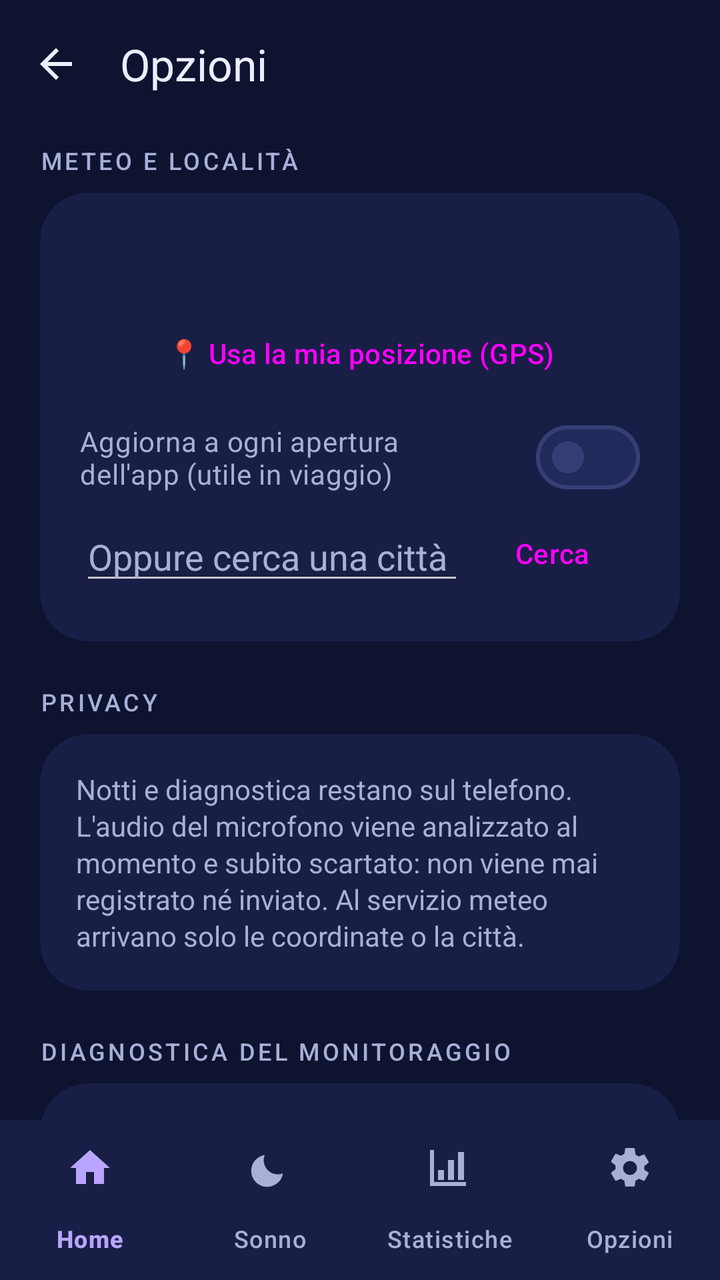
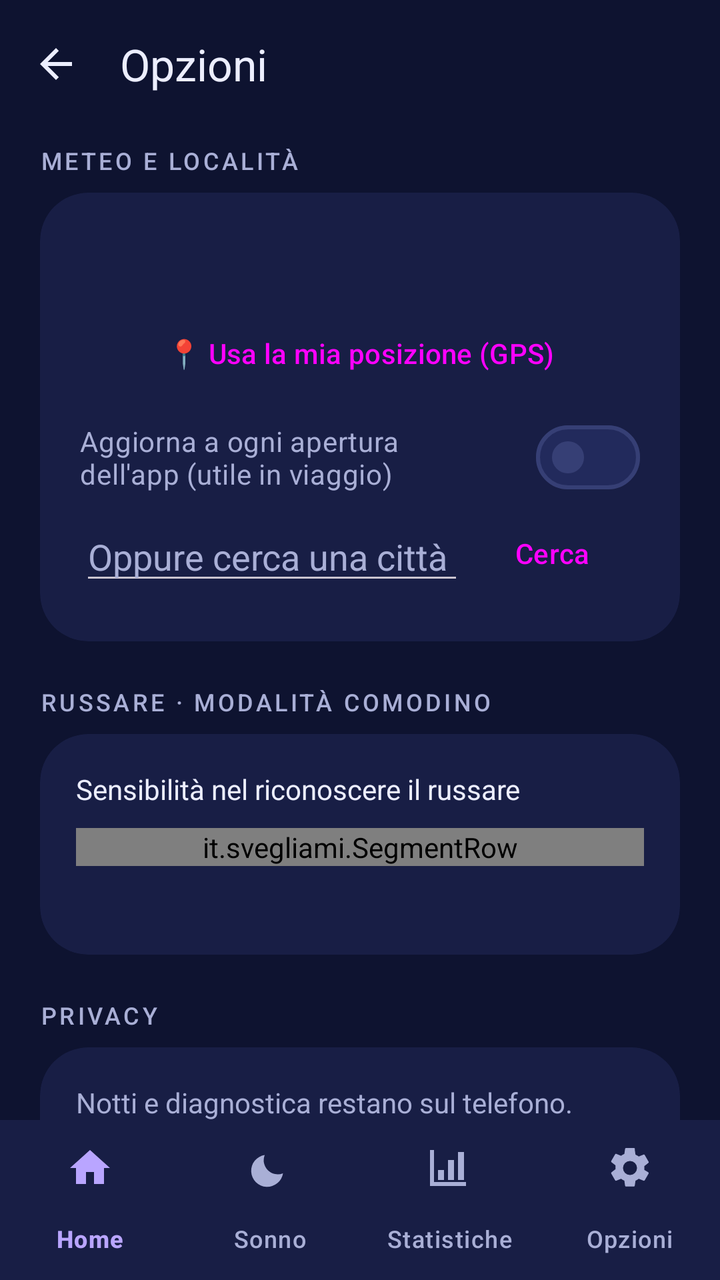

Screens rendered from an Android XML layout before and after an edit, with the pre-edit source and the edit as a unified diff.
<!-- AndroidManifest.xml: application theme Theme.Svegliami -->
<!-- res/layout/activity_settings.xml -->
<?xml version="1.0" encoding="utf-8"?>
<LinearLayout xmlns:android="http://schemas.android.com/apk/res/android"
    xmlns:app="http://schemas.android.com/apk/res-auto"
    android:layout_width="match_parent"
    android:layout_height="match_parent"
    android:background="@color/night_bg"
    android:orientation="vertical">

    <com.google.android.material.appbar.MaterialToolbar
        android:id="@+id/toolbar"
        android:layout_width="match_parent"
        android:layout_height="?attr/actionBarSize"
        app:navigationIcon="@drawable/ic_arrow_back"
        app:title="Opzioni"
        app:titleTextColor="@color/on_surface" />

    <androidx.core.widget.NestedScrollView
        android:layout_width="match_parent"
        android:layout_height="0dp"
        android:layout_weight="1"
        android:clipToPadding="false"
        android:paddingBottom="16dp">

        <LinearLayout
            android:layout_width="match_parent"
            android:layout_height="wrap_content"
            android:orientation="vertical"
            android:paddingStart="20dp"
            android:paddingTop="8dp"
            android:paddingEnd="20dp">

            <TextView style="@style/Svegliami.Overline" android:layout_width="wrap_content" android:layout_height="wrap_content" android:text="METEO E LOCALITÀ" />
            <com.google.android.material.card.MaterialCardView
                android:layout_width="match_parent"
                android:layout_height="wrap_content"
                android:layout_marginTop="8dp"
                app:cardCornerRadius="24dp">

                <LinearLayout
                    android:layout_width="match_parent"
                    android:layout_height="wrap_content"
                    android:orientation="vertical"
                    android:padding="20dp">

                    <TextView
                        android:id="@+id/tvPlace"
                        android:layout_width="wrap_content"
                        android:layout_height="wrap_content"
                        android:textColor="@color/on_surface"
                        android:textSize="18sp" />

                    <Button
                        android:id="@+id/btnGps"
                        style="@style/Widget.Material3.Button.TonalButton"
                        android:layout_width="match_parent"
                        android:layout_height="wrap_content"
                        android:layout_marginTop="12dp"
                        android:text="📍 Usa la mia posizione (GPS)" />

                    <com.google.android.material.materialswitch.MaterialSwitch
                        android:id="@+id/swAutoLoc"
                        android:layout_width="match_parent"
                        android:layout_height="wrap_content"
                        android:layout_marginTop="4dp"
                        android:text="Aggiorna a ogni apertura dell'app (utile in viaggio)"
                        android:textColor="@color/on_surface_variant" />

                    <LinearLayout
                        android:layout_width="match_parent"
                        android:layout_height="wrap_content"
                        android:gravity="center_vertical"
                        android:orientation="horizontal">

                        <EditText
                            android:id="@+id/etCity"
                            android:layout_width="0dp"
                            android:layout_height="wrap_content"
                            android:layout_weight="1"
                            android:hint="Oppure cerca una città"
                            android:inputType="textCapWords"
                            android:textColor="@color/on_surface"
                            android:textColorHint="@color/on_surface_variant" />

                        <Button
                            android:id="@+id/btnSearch"
                            style="@style/Widget.Material3.Button.TextButton"
                            android:layout_width="wrap_content"
                            android:layout_height="wrap_content"
                            android:text="Cerca" />
                    </LinearLayout>
                </LinearLayout>
            </com.google.android.material.card.MaterialCardView>

            <TextView style="@style/Svegliami.Overline" android:layout_width="wrap_content" android:layout_height="wrap_content" android:layout_marginTop="22dp" android:text="PRIVACY" />
            <com.google.android.material.card.MaterialCardView android:layout_width="match_parent" android:layout_height="wrap_content" android:layout_marginTop="8dp" app:cardCornerRadius="24dp">
                <TextView style="@style/Svegliami.Body" android:layout_width="match_parent" android:layout_height="wrap_content" android:padding="18dp" android:text="Notti e diagnostica restano sul telefono. L'audio del microfono viene analizzato al momento e subito scartato: non viene mai registrato né inviato. Al servizio meteo arrivano solo le coordinate o la città." />
            </com.google.android.material.card.MaterialCardView>

            <TextView style="@style/Svegliami.Overline" android:layout_width="wrap_content" android:layout_height="wrap_content" android:layout_marginTop="22dp" android:text="DIAGNOSTICA DEL MONITORAGGIO" />
            <com.google.android.material.card.MaterialCardView android:layout_width="match_parent" android:layout_height="wrap_content" android:layout_marginTop="8dp" app:cardCornerRadius="24dp">
                <LinearLayout android:layout_width="match_parent" android:layout_height="wrap_content" android:orientation="vertical" android:padding="18dp">
                    <TextView style="@style/Svegliami.Body" android:layout_width="match_parent" android:layout_height="wrap_content" android:text="Eventi delle ultime notti (avvio, microfono, chiusure, errori). Restano sul telefono: utili se il monitoraggio si ferma da solo." />
                    <TextView android:id="@+id/tvSleepLog" android:layout_width="match_parent" android:layout_height="wrap_content" android:layout_marginTop="10dp" android:fontFamily="monospace" android:textColor="@color/on_surface" android:textIsSelectable="true" android:textSize="11sp" />
                    <com.google.android.material.materialswitch.MaterialSwitch android:id="@+id/swSaveShort" android:layout_width="match_parent" android:layout_height="wrap_content" android:layout_marginTop="8dp" android:text="Salva anche le sessioni sotto i 10 minuti (per i test)" android:textColor="@color/on_surface_variant" />
                    <Button android:id="@+id/btnClearLog" style="@style/Widget.Material3.Button.TextButton" android:layout_width="wrap_content" android:layout_height="wrap_content" android:layout_gravity="end" android:text="Svuota" />
                </LinearLayout>
            </com.google.android.material.card.MaterialCardView>

            <TextView style="@style/Svegliami.Overline" android:layout_width="wrap_content" android:layout_height="wrap_content" android:layout_marginTop="22dp" android:text="ACCOUNT E APP" />
            <com.google.android.material.card.MaterialCardView android:layout_width="match_parent" android:layout_height="wrap_content" android:layout_marginTop="8dp" app:cardCornerRadius="24dp">
                <LinearLayout android:layout_width="match_parent" android:layout_height="wrap_content" android:orientation="vertical" android:padding="18dp">
                    <TextView android:layout_width="match_parent" android:layout_height="wrap_content" android:text="Account facoltativo" android:textColor="@color/on_surface" android:textSize="17sp" android:textStyle="bold" />
                    <TextView style="@style/Svegliami.Body" android:layout_width="match_parent" android:layout_height="wrap_content" android:layout_marginTop="4dp" android:text="Accesso e sincronizzazione non sono ancora disponibili. Svegliami continua a funzionare localmente." />
                    <TextView android:id="@+id/tvSettingsVersion" style="@style/Svegliami.Body" android:layout_width="match_parent" android:layout_height="wrap_content" android:layout_marginTop="12dp" />
                </LinearLayout>
            </com.google.android.material.card.MaterialCardView>
        </LinearLayout>
    </androidx.core.widget.NestedScrollView>

    <com.google.android.material.bottomnavigation.BottomNavigationView
        android:id="@+id/bottomNavigation"
        android:layout_width="match_parent"
        android:layout_height="wrap_content"
        android:backgroundTint="@color/surface"
        app:itemIconTint="@color/nav_item_tint"
        app:itemTextColor="@color/nav_item_tint"
        app:labelVisibilityMode="labeled"
        app:menu="@menu/menu_bottom_nav" />
</LinearLayout>
<!-- resources referenced by this layout -->
<resources>
  <color name="night_bg">#0E1330</color>
  <color name="on_surface">#ECEEFF</color>
  <color name="on_surface_variant">#A9AFD6</color>
  <color name="surface">#181E45</color>
  <!-- drawable ic_arrow_back (drawable) -->
  <vector xmlns:android="http://schemas.android.com/apk/res/android"
      android:width="24dp" android:height="24dp" android:viewportWidth="24" android:viewportHeight="24"
      android:autoMirrored="true">
      <path android:fillColor="#FFECEEFF" android:pathData="M20,11H7.83l5.59,-5.59L12,4l-8,8 8,8 1.41,-1.41L7.83,13H20v-2z" />
  </vector>
  <style name="Svegliami.Body" parent="">
          <item name="android:textSize">14sp</item>
          <item name="android:textColor">@color/on_surface_variant</item>
          <item name="android:lineSpacingExtra">2dp</item>
      </style>
  <style name="Svegliami.Overline" parent="">
          <item name="android:textSize">12sp</item>
          <item name="android:letterSpacing">0.12</item>
          <item name="android:textAllCaps">true</item>
          <item name="android:fontFamily">sans-serif-medium</item>
          <item name="android:textColor">@color/on_surface_variant</item>
      </style>
  <style name="Theme.Svegliami" parent="Base.Theme.Svegliami" />
  <color name="primary">#FFB86B</color>
  <color name="on_primary">#3A2000</color>
  <color name="primary_container">#4F3414</color>
  <color name="on_primary_container">#FFDDB8</color>
  <color name="secondary">#8AB4FF</color>
  <color name="on_secondary">#00224D</color>
  <color name="secondary_container">#1F3A66</color>
  <color name="on_secondary_container">#D6E3FF</color>
  <color name="tertiary">#B9A5FF</color>
  <color name="on_tertiary">#20125A</color>
  <color name="tertiary_container">#33296B</color>
  <color name="on_tertiary_container">#E8DEFF</color>
  <color name="error">#FF8A80</color>
  <color name="error_container">#4A1F2B</color>
  <color name="on_error_container">#FFDAD6</color>
  <color name="surface_high">#222A5C</color>
  <color name="outline">#363F75</color>
  <style name="Svegliami.Card" parent="Widget.Material3.CardView.Filled">
          <item name="cardBackgroundColor">@color/surface</item>
          <item name="cardCornerRadius">24dp</item>
          <item name="cardElevation">0dp</item>
          <item name="strokeWidth">0dp</item>
      </style>
  <!-- unchanged entries left out for length: 1 -->
</resources>

<!-- the commit's change to res/layout/activity_settings.xml (unified diff, before → after) -->
@@ -91,6 +91,15 @@
                 </LinearLayout>
             </com.google.android.material.card.MaterialCardView>
 
+            <TextView style="@style/Svegliami.Overline" android:layout_width="wrap_content" android:layout_height="wrap_content" android:layout_marginTop="22dp" android:text="RUSSARE · MODALITÀ COMODINO" />
+            <com.google.android.material.card.MaterialCardView android:layout_width="match_parent" android:layout_height="wrap_content" android:layout_marginTop="8dp" app:cardCornerRadius="24dp">
+                <LinearLayout android:layout_width="match_parent" android:layout_height="wrap_content" android:orientation="vertical" android:padding="18dp">
+                    <TextView style="@style/Svegliami.Body" android:layout_width="match_parent" android:layout_height="wrap_content" android:text="Sensibilità nel riconoscere il russare" android:textColor="@color/on_surface" />
+                    <it.svegliami.SegmentRow android:id="@+id/segSnore" android:layout_width="match_parent" android:layout_height="wrap_content" android:layout_marginTop="10dp" />
+                    <TextView android:id="@+id/tvSnoreHint" style="@style/Svegliami.Body" android:layout_width="match_parent" android:layout_height="wrap_content" android:layout_marginTop="10dp" android:textSize="12sp" />
+                </LinearLayout>
+            </com.google.android.material.card.MaterialCardView>
+
             <TextView style="@style/Svegliami.Overline" android:layout_width="wrap_content" android:layout_height="wrap_content" android:layout_marginTop="22dp" android:text="PRIVACY" />
             <com.google.android.material.card.MaterialCardView android:layout_width="match_parent" android:layout_height="wrap_content" android:layout_marginTop="8dp" app:cardCornerRadius="24dp">
                 <TextView style="@style/Svegliami.Body" android:layout_width="match_parent" android:layout_height="wrap_content" android:padding="18dp" android:text="Notti e diagnostica restano sul telefono. L'audio del microfono viene analizzato al momento e subito scartato: non viene mai registrato né inviato. Al servizio meteo arrivano solo le coordinate o la città." />
